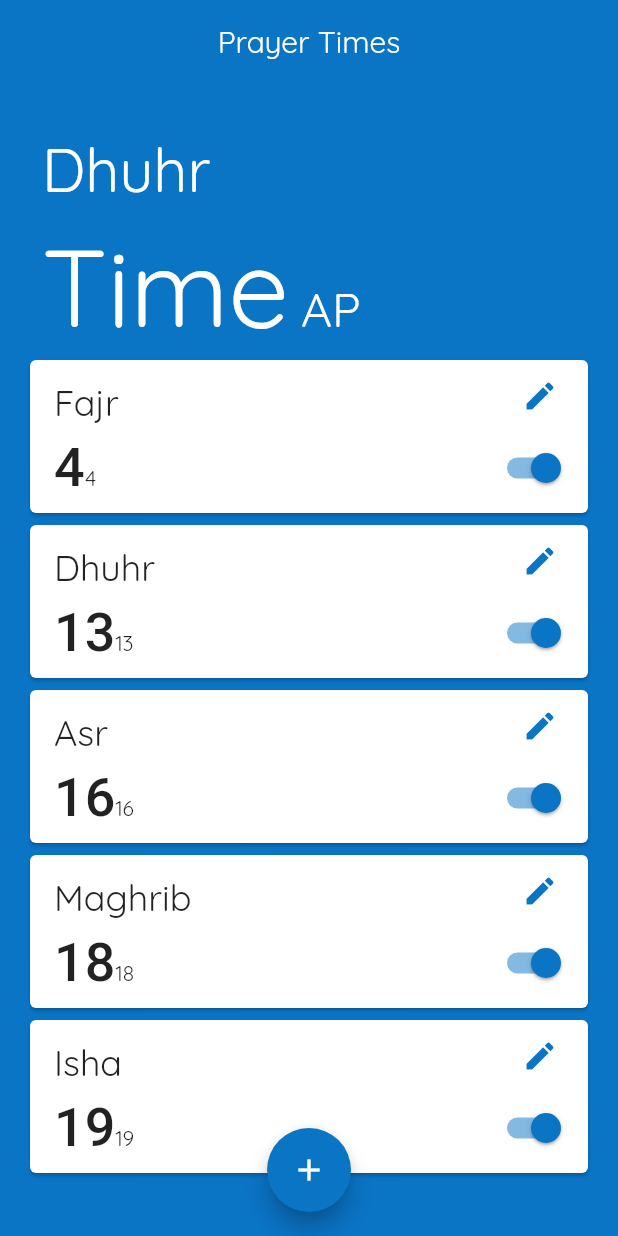
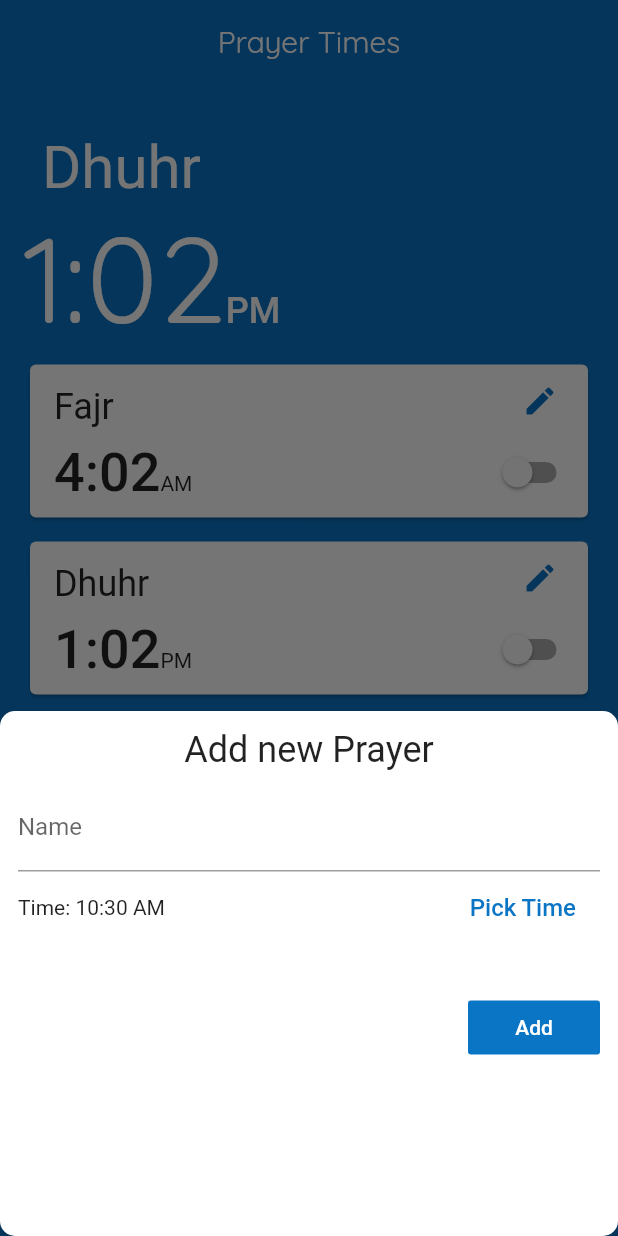
Before and after one commit to Shakibuzzaman3104/my_prayer, a Flutter app: the screen it shows after launch, after a tap on the "add" icon, on a phone screen of 412 x 824 dp. Run offline on Flutter 3.47's test engine with Material 2 defaults, Android fonts, the phone set to English and light mode, and no system bars; our stand-ins replace flutter_local_notifications, sqflite; accounts and stored records are empty.

Commit message:
List not updating upon insertion sqflite

```diff
--- a/lib/local_database/sqf_database.dart
+++ b/lib/local_database/sqf_database.dart
@@ -28,7 +28,7 @@ class DBHelper {
   void _onCreate(Database db, int version) async {
     // When creating the db, create the table
     await db.execute(
-        "CREATE TABLE prayer(id INTEGER PRIMARY KEY AUTOINCREMENT, name TEXT, hour TEXT,min TEXT, status INTEGER)");
+        "CREATE TABLE prayer(id INTEGER PRIMARY KEY AUTOINCREMENT, name TEXT, hour TEXT,min TEXT,ap TEXT, status INTEGER)");
 
     print("Table Created");
 
--- a/lib/main.dart
+++ b/lib/main.dart
@@ -1,13 +1,18 @@
-import 'dart:async';
 
 import 'package:flutter/material.dart';
 import 'package:flutter/cupertino.dart';
+import 'package:flutter/services.dart';
 import 'package:my_prayer/provider_setup.dart';
 import 'package:my_prayer/screens/views/home_page.dart';
-import 'package:path/path.dart';
 import 'package:provider/provider.dart';
 
-void main() => runApp(MyApp());
+void main() {
+  WidgetsFlutterBinding.ensureInitialized();
+  SystemChrome.setPreferredOrientations([DeviceOrientation.portraitUp])
+      .then((_) {
+    runApp(new MyApp());
+  });
+}
 
 class MyApp extends StatelessWidget {
   // This widget is the root of your application.
@@ -18,6 +23,9 @@ class MyApp extends StatelessWidget {
       theme: ThemeData(
         fontFamily: 'Quicksand',
         backgroundColor: const Color(0xff0A74C5),
+        textTheme: Theme.of(context).textTheme.copyWith(
+          title: TextStyle(fontSize: 80,fontWeight: FontWeight.w500,color: Colors.white),
+        )
       ),
       home: MultiProvider(
         child: HomePage(),
--- a/lib/models/model_prayer.dart
+++ b/lib/models/model_prayer.dart
@@ -3,15 +3,30 @@ class ModelPrayer {
   String name;
   String hour;
   String min;
+  String ap;
   int status;
 
-  ModelPrayer({this.id,this.name, this.min,this.hour,this.status});
+  List<ModelPrayer> adjacentNodes;
+
+  ModelPrayer({this.id,this.name, this.ap,this.min,this.hour,this.status});
+
+
+  ModelPrayer.clone(ModelPrayer source) :
+        this.id = source.id,
+        this.name = source.name,
+        this.hour = source.hour,
+        this.min = source.min,
+        this.ap = source.ap,
+        this.status = source.status,
+        this.adjacentNodes = source.adjacentNodes.map((item) => new ModelPrayer.clone(item)).toList();
+
 
   ModelPrayer.fromJson(Map<String, dynamic> json) {
     id = json['id'];
     name = json['name'];
     hour = json['hour'];
     min = json['min'];
+    ap = json['ap'];
     status = json['status'];
   }
 
@@ -21,6 +36,7 @@ class ModelPrayer {
     data['name'] = this.name;
     data['hour'] = this.hour;
     data['min'] = this.min;
+    data['ap'] = this.ap;
     data['status'] = this.status;
     return data;
   }
--- a/lib/provider_setup.dart
+++ b/lib/provider_setup.dart
@@ -1,3 +1,4 @@
+import 'package:my_prayer/viewmodel/viewmodel_prayers.dart';
 import 'package:provider/provider.dart';
 import 'package:provider/single_child_widget.dart';
 
@@ -19,6 +20,12 @@ List<SingleChildWidget> dependentServices = [
     update: (context, helper, api) =>
         Api(dbHelper: helper),
   ),
+
+  ProxyProvider<Api, ViewModelPrayers>(
+    update: (context, api, prayer) =>
+        ViewModelPrayers(api: api),
+  ),
+
 ];
 
 /*List<SingleChildWidget> uiConsumableProviders = [
--- a/lib/screens/views/home_page.dart
+++ b/lib/screens/views/home_page.dart
@@ -1,20 +1,20 @@
 import 'package:flutter/material.dart';
 import 'package:my_prayer/models/model_prayer.dart';
 import 'package:my_prayer/screens/base_widget.dart';
+import 'package:my_prayer/screens/widgets/bottom_widget.dart';
+import 'package:my_prayer/screens/widgets/widget_add_edit.dart';
 import 'package:my_prayer/screens/widgets/widget_prayer_list.dart';
 import 'package:my_prayer/viewmodel/viewmodel_prayers.dart';
 import 'package:provider/provider.dart';
 
 class HomePage extends StatelessWidget {
 
-
-
   @override
   Widget build(BuildContext context) {
     return BaseWidget<ViewModelPrayers>(
-      onValueReady: (model) => model.upcomingPrayer(),
       value: ViewModelPrayers(api: Provider.of(context)),
-      builder: (context, model, child) => Scaffold(
+      onValueReady: (model)=>model.upcomingPrayer(),
+      builder: (ctx,model,child)=>Scaffold(
         backgroundColor: Theme.of(context).backgroundColor,
         appBar: AppBar(
           backgroundColor: Theme.of(context).backgroundColor,
@@ -36,38 +36,37 @@ class HomePage extends StatelessWidget {
                   style: TextStyle(fontSize: 40, color: Colors.white),
                 ),
               ),
-              Row(
-                crossAxisAlignment: CrossAxisAlignment.baseline,
-                textBaseline: TextBaseline.alphabetic,
-                children: <Widget>[
-                  Container(
-                    alignment: Alignment.centerLeft,
-                    margin: const EdgeInsets.only(top: 8.0, left: 12),
-                    child: Text(
-                      "Time",
-                      style: TextStyle(fontSize: 72, color: Colors.white),
-                    ),
+              Container(
+                alignment: Alignment.centerLeft,
+                child: RichText(
+                  text: TextSpan(
+                    text: "${model.nextPrayer.hour}:${model.nextPrayer.min}",
+                    style: Theme.of(context).textTheme.title,
+                    children: <TextSpan>[
+                      TextSpan(
+                        text: "${model.nextPrayer.ap}",
+                        style: TextStyle(fontSize: 24),
+                      ),
+                    ],
                   ),
-                  Container(
-                    alignment: Alignment.centerLeft,
-                    margin: const EdgeInsets.only(top: 8.0, left: 8.0),
-                    child: Text(
-                      "AP",
-                      style: TextStyle(fontSize: 32, color: Colors.white),
-                    ),
-                  ),
-                ],
+                ),
               ),
-              model.busy ? CircularProgressIndicator():WidgetPrayerList(),
+              model.busy
+                  ? CircularProgressIndicator()
+                  : WidgetPrayerList(),
             ],
           ),
         ),
         floatingActionButtonLocation: FloatingActionButtonLocation.centerFloat,
         floatingActionButton: FloatingActionButton(
           tooltip: 'Add Alarm',
-          child: Icon(Icons.add),
-          backgroundColor: const Color(0xff0A74C5),
-          onPressed: (){},
+          child: WidgetBottomSheet(
+            icon: Icon(
+              Icons.add,
+              color: Colors.white,
+            ),
+          ),
+          onPressed: () {},
         ), // This trailing comma makes auto-formatting nicer for build methods.
       ),
     );
--- /dev/null
+++ b/lib/screens/widgets/bottom_widget.dart
@@ -0,0 +1,133 @@
+import 'package:flutter/material.dart';
+import 'package:flutter_local_notifications/flutter_local_notifications.dart';
+import 'package:my_prayer/models/model_prayer.dart';
+import 'package:my_prayer/screens/base_widget.dart';
+import 'package:my_prayer/viewmodel/viewmodel_prayers.dart';
+import 'package:provider/provider.dart';
+
+class WidgetBottomSheet extends StatefulWidget {
+  final ModelPrayer _modelPrayer;
+  final Icon icon;
+
+  WidgetBottomSheet({ModelPrayer modelPrayer, @required this.icon})
+      : _modelPrayer = modelPrayer;
+
+  @override
+  _WidgetBottomSheetState createState() => _WidgetBottomSheetState();
+}
+
+class _WidgetBottomSheetState extends State<WidgetBottomSheet> {
+  TextEditingController _editingController;
+
+  TimeOfDay time;
+
+  @override
+  void initState() {
+    time = TimeOfDay(
+        hour: widget._modelPrayer == null
+            ? TimeOfDay.now().hour
+            : int.parse(widget._modelPrayer.hour),
+        minute: widget._modelPrayer == null
+            ? TimeOfDay.now().minute
+            : int.parse(widget._modelPrayer.min));
+
+    _editingController = TextEditingController(
+        text: "${widget._modelPrayer == null ? "" : widget._modelPrayer.name}");
+    super.initState();
+  }
+
+  _pickTime() async {
+    TimeOfDay t =
+        await showTimePicker(context: context, initialTime: TimeOfDay.now());
+    if (t != null)
+      setState(() {
+        time = t;
+      });
+  }
+
+  @override
+  Widget build(BuildContext context) {
+    return LayoutBuilder(
+      builder: (ctx, constraints) => IconButton(
+        icon: widget.icon,
+        onPressed: () => showModalBottomSheet(
+            shape: RoundedRectangleBorder(
+              borderRadius: BorderRadius.circular(10.0),
+            ),
+            backgroundColor: Colors.white,
+            context: context,
+            builder: (_) => BaseWidget<ViewModelPrayers>(
+                  value: ViewModelPrayers(api: Provider.of(context)),
+                  builder: (context, value, child) => Container(
+                    padding: EdgeInsets.all(12),
+                    height: 350,
+                    child: Column(
+                      children: <Widget>[
+                        Text(
+                          "${widget._modelPrayer == null ? "Add new Prayer" : "Edit Prayer"}",
+                          style: TextStyle(fontSize: 24),
+                        ),
+                        SizedBox(
+                          height: 8,
+                        ),
+                        TextFormField(
+                          decoration: InputDecoration(
+                            labelText: "Name",
+                          ),
+                          controller: _editingController,
+                        ),
+                        Row(
+                          mainAxisAlignment: MainAxisAlignment.spaceBetween,
+                          children: <Widget>[
+                            Text(
+                              "Time: ${time.hour > 12 ? time.hour - 12 : time.hour}:${time.minute} ${time.period.toString().split(("."))[1].toUpperCase()}",
+                            ),
+                            FlatButton(
+                              child: Text(
+                                "Pick Time",
+                                style: TextStyle(
+                                    color: Theme.of(context).backgroundColor,
+                                    fontWeight: FontWeight.w500,
+                                    fontSize: 16),
+                              ),
+                              onPressed: _pickTime,
+                            ),
+                          ],
+                        ),
+                        SizedBox(
+                          height: 32,
+                        ),
+                        Align(
+                          alignment: Alignment.centerRight,
+                          child: MaterialButton(
+                              elevation: 0,
+                              child: Text(
+                                "${widget._modelPrayer == null ? "Add" : "Save"}",
+                                style: TextStyle(color: Colors.white),
+                              ),
+                              color: Theme.of(context).backgroundColor,
+                              onPressed: () {
+                                ModelPrayer prayer = ModelPrayer(
+                                    name: _editingController.text,
+                                    hour: time.hour.toString(),
+                                    min: time.minute.toString(),
+                                    status: 0,
+                                    ap: time.period
+                                        .toString()
+                                        .split(("."))[1]
+                                        .toUpperCase());
+                                widget._modelPrayer == null
+                                    ? value.addPrayer(prayer)
+                                    : value.updatePrayer(prayer);
+
+                                Navigator.of(context).pop();
+                              }),
+                        )
+                      ],
+                    ),
+                  ),
+                )),
+      ),
+    );
+  }
+}
--- a/lib/screens/widgets/widget_prayer_list.dart
+++ b/lib/screens/widgets/widget_prayer_list.dart
@@ -1,5 +1,6 @@
 import 'package:flutter/material.dart';
 import 'package:my_prayer/screens/base_widget.dart';
+import 'package:my_prayer/screens/widgets/bottom_widget.dart';
 import 'package:my_prayer/viewmodel/viewmodel_prayers.dart';
 import 'package:provider/provider.dart';
 
@@ -9,13 +10,17 @@ class WidgetPrayerList extends StatelessWidget {
   Widget build(BuildContext context) {
     return BaseWidget<ViewModelPrayers>(
       value: ViewModelPrayers(api: Provider.of(context)),
-      onValueReady: (model)=> model.fetchPrayers(),
-      builder: (context,model,child)=> Expanded(
+      onValueReady: (model)=>model.fetchPrayers(),
+      builder: (ctx,model,child)=>Expanded(
           child: ListView.builder(
-              itemBuilder: (context, position) {
-                return Card(
+            key: UniqueKey(),
+              itemBuilder: (con, position) {
+                return Container(
+                  margin: EdgeInsets.symmetric(vertical: 4),
+                  child: Card(
                     child: Padding(
-                    padding: const EdgeInsets.only(left: 16, right: 8, bottom: 6),
+                      padding:
+                      const EdgeInsets.only(left: 16, right: 8, bottom: 6),
                       child: Column(
                         mainAxisAlignment: MainAxisAlignment.spaceBetween,
                         children: <Widget>[
@@ -31,12 +36,14 @@ class WidgetPrayerList extends StatelessWidget {
                                       fontSize: 24, color: Colors.black87),
                                 ),
                               ),
-                            IconButton(
-                              icon: Icon(Icons.edit),
-                              color: Theme.of(context).backgroundColor,
-                              onPressed: () {
-                                print("");
-                              },
+                              WidgetBottomSheet(
+                                icon: Icon(
+                                  Icons.edit,
+                                  color: Theme
+                                      .of(context)
+                                      .backgroundColor,
+                                ),
+                                modelPrayer: model.prayers[position],
                               ),
                             ],
                           ),
@@ -45,33 +52,55 @@ class WidgetPrayerList extends StatelessWidget {
                             children: <Widget>[
                               RichText(
                                 text: TextSpan(
-                                style: DefaultTextStyle.of(context).style,
+                                  style: DefaultTextStyle
+                                      .of(context)
+                                      .style,
                                   children: <TextSpan>[
                                     TextSpan(
-                                    text:  "${model.prayers[position].hour}",
+                                      text:
+                                      "${(int.parse(
+                                          model.prayers[position].hour) > 12
+                                          ? (int.parse(
+                                          model.prayers[position].hour) - 12)
+                                          .toString()
+                                          : model.prayers[position].hour)}:${model
+                                          .prayers[position].min}",
                                       style: TextStyle(
                                           fontSize: 36,
                                           fontWeight: FontWeight.w500),
                                     ),
                                     TextSpan(
-                                      text: "${model.prayers[position].hour}"),
+                                        text: "${model.prayers[position].ap}"),
                                   ],
                                 ),
                               ),
                               Switch(
-                              value: true,
-                              onChanged: (state) {
-                              },
-                              activeColor: Theme.of(context).backgroundColor,
+                                value: model.prayers[position].status == 1
+                                    ? true
+                                    : false,
+                                onChanged: (_) =>
+                                model.prayers[position].status == 0
+                                    ? model.addNotification(
+                                  pos: position,
+                                  id: model.prayers[position].id,
+                                )
+                                    : model.removeNotification(
+                                  model.prayers[position].id,
+                                ),
+                                activeColor: Theme
+                                    .of(context)
+                                    .backgroundColor,
                               )
                             ],
                           )
                         ],
                       ),
                     ),
+                  ),
                 );
               },
               itemCount: model.prayers == null ? 0 : model.prayers.length)),
     );
+
   }
 }
--- a/lib/viewmodel/viewmodel_prayers.dart
+++ b/lib/viewmodel/viewmodel_prayers.dart
@@ -1,5 +1,6 @@
 import 'package:flutter/cupertino.dart';
 import 'package:flutter/material.dart';
+import 'package:flutter_local_notifications/flutter_local_notifications.dart';
 import 'package:my_prayer/models/model_prayer.dart';
 import 'package:my_prayer/services/api.dart';
 import 'package:my_prayer/viewmodel/base_view_model.dart';
@@ -7,9 +8,14 @@ import 'package:my_prayer/viewmodel/base_view_model.dart';
 class ViewModelPrayers extends BaseViewModel {
   Api _api;
 
-  ViewModelPrayers({
-    @required Api api,
-  }) : _api = api;
+  FlutterLocalNotificationsPlugin flutterLocalNotificationsPlugin;
+  BuildContext context;
+
+
+  ViewModelPrayers({this.context, @required Api api}) {
+    initNotification();
+    this._api = api;
+  }
 
   var time = TimeOfDay.fromDateTime(DateTime.now());
   ModelPrayer nextPrayer = ModelPrayer();
@@ -24,7 +30,17 @@ class ViewModelPrayers extends BaseViewModel {
   Future upcomingPrayer() async {
     setBusy(true);
     await _api.getPrayers().then((val) => {nextPrayer = getNext(val)});
+
+    if (int.parse(nextPrayer.hour) > 12)
+      nextPrayer.hour = (int.parse(nextPrayer.hour) - 12).toString();
+
     setBusy(false);
+  }
+
+  Future addPrayer(ModelPrayer prayer) async {
+    setBusy(true);
+    await _api.addPrayer(prayer);
+    fetchPrayers();
   }
 
   ModelPrayer getNext(List<ModelPrayer> val) {
@@ -32,18 +48,80 @@ class ViewModelPrayers extends BaseViewModel {
     double lastPrayerTime =
         double.parse("${val[val.length - 1].hour}.${val[val.length - 1].min}");
 
+    print(lastPrayerTime);
     return currentTimeParse > lastPrayerTime
-        ? true
+        ? val[0]
         : val.firstWhere((res) {
             double times = double.parse("${res.hour}.${res.min}");
             return currentTimeParse < times;
           });
   }
 
-  Future<int> addNote(ModelPrayer prayer) async {
-    var response = await _api.addPrayer(prayer);
+
+  Future updateStatus(int id, int status) async {
+    await _api.updateStatus(id, status);
     fetchPrayers();
-    return response;
+  }
+
+  Future updatePrayer(ModelPrayer modelPrayer) async {
+    await _api.updatePrayer(modelPrayer);
+    fetchPrayers();
+  }
+
+  //Notification Block
+
+  void initNotification() {
+    flutterLocalNotificationsPlugin = new FlutterLocalNotificationsPlugin();
+    var android = new AndroidInitializationSettings('@mipmap/ic_launcher');
+    var iOS = new IOSInitializationSettings();
+    var initSettings = new InitializationSettings(android, iOS);
+    flutterLocalNotificationsPlugin.initialize(initSettings,
+        onSelectNotification: onSelectNotification);
+  }
+
+  Future onSelectNotification(String payload) {
+    return showDialog(
+      context: context,
+      builder: (_) => new AlertDialog(
+        title: new Text(
+          'Notification',
+          style: TextStyle(color: Colors.black),
+        ),
+        content: new Text(
+          payload,
+          style: TextStyle(color: Colors.black),
+        ),
+      ),
+    );
+  }
+
+  void addNotification({int pos, int id}) async {
+    print(int.parse(prayers[pos].hour));
+
+    var time =
+        Time(int.parse(prayers[pos].hour), int.parse(prayers[pos].min), 0);
+    //var time = Time(13, 17, 0);
+    var androidPlatformChannelSpecifics = AndroidNotificationDetails(
+        '${id.toString()}',
+        '${prayers[pos].name}',
+        'Its time for ${prayers[pos].name} Salah');
+    var iOSPlatformChannelSpecifics = IOSNotificationDetails();
+    var platformChannelSpecifics = NotificationDetails(
+        androidPlatformChannelSpecifics, iOSPlatformChannelSpecifics);
+    await flutterLocalNotificationsPlugin.showDailyAtTime(
+        id,
+        '${prayers[pos].name} prayer',
+        "It's time for your prayer",
+        time,
+        platformChannelSpecifics);
+
+    updateStatus(id, 1);
+  }
+
+  Future removeNotification(int id) async {
+    await flutterLocalNotificationsPlugin.cancel(id);
+    updateStatus(id, 0);
+    notifyListeners();
   }
 
   @override
```
Also changed, not shown: assets/json/prayer.json (+11 -6 lines), lib/screens/widgets/widget_add_edit.dart (added, +20 -0 lines), lib/services/api.dart (+48 -0 lines), flutter_01.png (added), flutter_02.png (added), 1 other file. Lines whose indentation alone changed are shown as unchanged.
